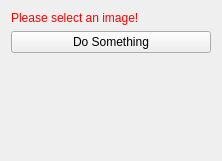
First picture: the form in src/internal/ResampleViewControls.ui, repository araex/mitk-gem, before the edit.
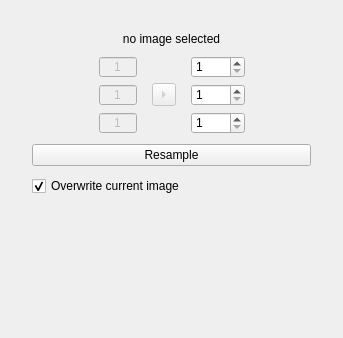
Second picture: the form after the edit.

The edit to the form file:
```diff
--- a/src/internal/ResampleViewControls.ui
+++ b/src/internal/ResampleViewControls.ui
@@ -6,8 +6,8 @@
    <rect>
     <x>0</x>
     <y>0</y>
-    <width>222</width>
-    <height>161</height>
+    <width>343</width>
+    <height>338</height>
    </rect>
   </property>
   <property name="minimumSize">
@@ -19,43 +19,344 @@
   <property name="windowTitle">
    <string>QmitkTemplate</string>
   </property>
-  <layout class="QVBoxLayout" name="verticalLayout">
+  <property name="styleSheet">
+   <string notr="true">QGroupBox {
+	border-width: 1px; 
+	border-style: solid; 
+	border-color: grey;
+	border-radius: 5px;
+	margin-top: 1ex;
+}
+
+QGroupBox::title {
+	subcontrol-origin: margin;
+	subcontrol-position: top center;
+	padding: 0 10px;
+}
+
+QScrollArea{
+	border: 0;
+	margin:0;
+	padding:0;
+}
+
+[mandatoryField=true]{
+	background-color: rgb(255, 150, 150);
+}
+
+[warningField=true]{
+	background-color: rgb(255, 204, 0);
+}
+
+[errorField=true]{
+	background-color: rgb(255, 150, 150);
+}</string>
+  </property>
+  <layout class="QHBoxLayout" name="horizontalLayout">
    <item>
-    <widget class="QLabel" name="labelWarning">
-     <property name="styleSheet">
-      <string notr="true">QLabel { color: rgb(255, 0, 0) }</string>
+    <widget class="QScrollArea" name="scrollArea">
+     <property name="widgetResizable">
+      <bool>true</bool>
      </property>
-     <property name="text">
-      <string>Please select an image!</string>
-     </property>
+     <widget class="QWidget" name="scrollAreaWidgetContents">
+      <property name="geometry">
+       <rect>
+        <x>0</x>
+        <y>0</y>
+        <width>319</width>
+        <height>314</height>
+       </rect>
+      </property>
+      <layout class="QVBoxLayout" name="verticalLayout">
+       <item>
+        <layout class="QHBoxLayout" name="horizontalLayout_2">
+         <property name="leftMargin">
+          <number>5</number>
+         </property>
+         <property name="topMargin">
+          <number>5</number>
+         </property>
+         <property name="rightMargin">
+          <number>5</number>
+         </property>
+         <property name="bottomMargin">
+          <number>5</number>
+         </property>
+         <item>
+          <layout class="QVBoxLayout" name="verticalLayout_4">
+           <property name="spacing">
+            <number>10</number>
+           </property>
+           <property name="leftMargin">
+            <number>5</number>
+           </property>
+           <property name="topMargin">
+            <number>5</number>
+           </property>
+           <property name="rightMargin">
+            <number>5</number>
+           </property>
+           <property name="bottomMargin">
+            <number>5</number>
+           </property>
+           <item>
+            <widget class="QLabel" name="imageName">
+             <property name="text">
+              <string>no image selected</string>
+             </property>
+             <property name="alignment">
+              <set>Qt::AlignCenter</set>
+             </property>
+            </widget>
+           </item>
+           <item>
+            <layout class="QHBoxLayout" name="horizontalLayout_5">
+             <property name="spacing">
+              <number>15</number>
+             </property>
+             <property name="leftMargin">
+              <number>0</number>
+             </property>
+             <property name="topMargin">
+              <number>0</number>
+             </property>
+             <property name="rightMargin">
+              <number>0</number>
+             </property>
+             <property name="bottomMargin">
+              <number>0</number>
+             </property>
+             <item>
+              <spacer name="horizontalSpacer">
+               <property name="orientation">
+                <enum>Qt::Horizontal</enum>
+               </property>
+               <property name="sizeHint" stdset="0">
+                <size>
+                 <width>40</width>
+                 <height>20</height>
+                </size>
+               </property>
+              </spacer>
+             </item>
+             <item>
+              <layout class="QVBoxLayout" name="verticalLayout_3">
+               <property name="leftMargin">
+                <number>0</number>
+               </property>
+               <property name="topMargin">
+                <number>0</number>
+               </property>
+               <item>
+                <widget class="QSpinBox" name="originDim1">
+                 <property name="enabled">
+                  <bool>false</bool>
+                 </property>
+                 <property name="sizePolicy">
+                  <sizepolicy hsizetype="Maximum" vsizetype="Fixed">
+                   <horstretch>0</horstretch>
+                   <verstretch>0</verstretch>
+                  </sizepolicy>
+                 </property>
+                 <property name="frame">
+                  <bool>true</bool>
+                 </property>
+                 <property name="alignment">
+                  <set>Qt::AlignCenter</set>
+                 </property>
+                 <property name="readOnly">
+                  <bool>true</bool>
+                 </property>
+                 <property name="buttonSymbols">
+                  <enum>QAbstractSpinBox::NoButtons</enum>
+                 </property>
+                 <property name="minimum">
+                  <number>1</number>
+                 </property>
+                 <property name="maximum">
+                  <number>9999</number>
+                 </property>
+                </widget>
+               </item>
+               <item>
+                <widget class="QSpinBox" name="originDim2">
+                 <property name="enabled">
+                  <bool>false</bool>
+                 </property>
+                 <property name="sizePolicy">
+                  <sizepolicy hsizetype="Maximum" vsizetype="Fixed">
+                   <horstretch>0</horstretch>
+                   <verstretch>0</verstretch>
+                  </sizepolicy>
+                 </property>
+                 <property name="alignment">
+                  <set>Qt::AlignCenter</set>
+                 </property>
+                 <property name="buttonSymbols">
+                  <enum>QAbstractSpinBox::NoButtons</enum>
+                 </property>
+                 <property name="minimum">
+                  <number>1</number>
+                 </property>
+                 <property name="maximum">
+                  <number>9999</number>
+                 </property>
+                </widget>
+               </item>
+               <item>
+                <widget class="QSpinBox" name="originDim3">
+                 <property name="enabled">
+                  <bool>false</bool>
+                 </property>
+                 <property name="sizePolicy">
+                  <sizepolicy hsizetype="Maximum" vsizetype="Fixed">
+                   <horstretch>0</horstretch>
+                   <verstretch>0</verstretch>
+                  </sizepolicy>
+                 </property>
+                 <property name="alignment">
+                  <set>Qt::AlignCenter</set>
+                 </property>
+                 <property name="buttonSymbols">
+                  <enum>QAbstractSpinBox::NoButtons</enum>
+                 </property>
+                 <property name="minimum">
+                  <number>1</number>
+                 </property>
+                 <property name="maximum">
+                  <number>9999</number>
+                 </property>
+                </widget>
+               </item>
+              </layout>
+             </item>
+             <item>
+              <widget class="QToolButton" name="toolButton">
+               <property name="enabled">
+                <bool>false</bool>
+               </property>
+               <property name="styleSheet">
+                <string notr="true"/>
+               </property>
+               <property name="text">
+                <string>...</string>
+               </property>
+               <property name="iconSize">
+                <size>
+                 <width>16</width>
+                 <height>16</height>
+                </size>
+               </property>
+               <property name="arrowType">
+                <enum>Qt::RightArrow</enum>
+               </property>
+              </widget>
+             </item>
+             <item>
+              <layout class="QVBoxLayout" name="verticalLayout_2">
+               <item>
+                <widget class="QSpinBox" name="resampleDim2">
+                 <property name="sizePolicy">
+                  <sizepolicy hsizetype="Maximum" vsizetype="Fixed">
+                   <horstretch>0</horstretch>
+                   <verstretch>0</verstretch>
+                  </sizepolicy>
+                 </property>
+                 <property name="minimum">
+                  <number>1</number>
+                 </property>
+                 <property name="maximum">
+                  <number>9999</number>
+                 </property>
+                </widget>
+               </item>
+               <item>
+                <widget class="QSpinBox" name="resampleDim3">
+                 <property name="sizePolicy">
+                  <sizepolicy hsizetype="Maximum" vsizetype="Fixed">
+                   <horstretch>0</horstretch>
+                   <verstretch>0</verstretch>
+                  </sizepolicy>
+                 </property>
+                 <property name="minimum">
+                  <number>1</number>
+                 </property>
+                 <property name="maximum">
+                  <number>9999</number>
+                 </property>
+                </widget>
+               </item>
+               <item>
+                <widget class="QSpinBox" name="resampleDim1">
+                 <property name="sizePolicy">
+                  <sizepolicy hsizetype="Maximum" vsizetype="Fixed">
+                   <horstretch>0</horstretch>
+                   <verstretch>0</verstretch>
+                  </sizepolicy>
+                 </property>
+                 <property name="minimum">
+                  <number>1</number>
+                 </property>
+                 <property name="maximum">
+                  <number>9999</number>
+                 </property>
+                </widget>
+               </item>
+              </layout>
+             </item>
+             <item>
+              <spacer name="horizontalSpacer_2">
+               <property name="orientation">
+                <enum>Qt::Horizontal</enum>
+               </property>
+               <property name="sizeHint" stdset="0">
+                <size>
+                 <width>40</width>
+                 <height>20</height>
+                </size>
+               </property>
+              </spacer>
+             </item>
+            </layout>
+           </item>
+           <item>
+            <widget class="QPushButton" name="applyButton">
+             <property name="text">
+              <string>Resample</string>
+             </property>
+            </widget>
+           </item>
+           <item>
+            <widget class="QCheckBox" name="inplaceCheckBox">
+             <property name="text">
+              <string>Overwrite current image</string>
+             </property>
+             <property name="checked">
+              <bool>true</bool>
+             </property>
+            </widget>
+           </item>
+          </layout>
+         </item>
+        </layout>
+       </item>
+       <item>
+        <spacer name="verticalSpacer">
+         <property name="orientation">
+          <enum>Qt::Vertical</enum>
+         </property>
+         <property name="sizeHint" stdset="0">
+          <size>
+           <width>20</width>
+           <height>40</height>
+          </size>
+         </property>
+        </spacer>
+       </item>
+      </layout>
+     </widget>
     </widget>
    </item>
-   <item>
-    <widget class="QPushButton" name="buttonPerformImageProcessing">
-     <property name="toolTip">
-      <string>Do image processing</string>
-     </property>
-     <property name="text">
-      <string>Do Something</string>
-     </property>
-    </widget>
-   </item>
-   <item>
-    <spacer name="spacer1">
-     <property name="orientation">
-      <enum>Qt::Vertical</enum>
-     </property>
-     <property name="sizeType">
-      <enum>QSizePolicy::Expanding</enum>
-     </property>
-     <property name="sizeHint" stdset="0">
-      <size>
-       <width>20</width>
-       <height>220</height>
-      </size>
-     </property>
-    </spacer>
-   </item>
   </layout>
  </widget>
  <layoutdefault spacing="6" margin="11"/>
```
